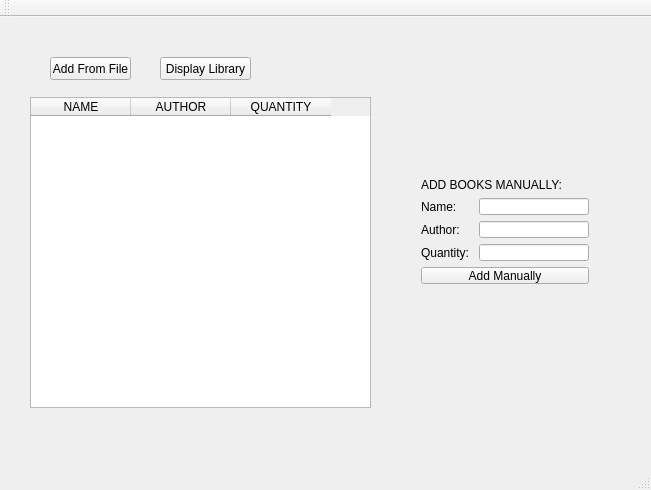
Before: the Qt Designer form ProjectZero/mainwindow.ui in nishantpai/ProjectZero, drawn with Qt 5.
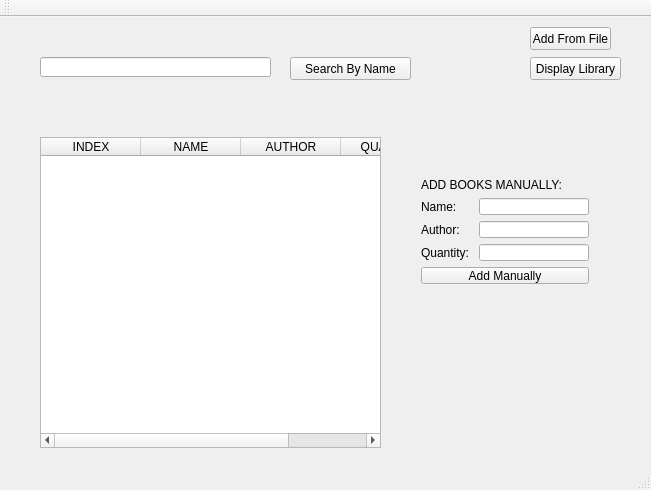
After: the same form once the commit is applied.

Commit message: Added index attribute to Book class

```diff
--- a/ProjectZero/mainwindow.ui
+++ b/ProjectZero/mainwindow.ui
@@ -17,8 +17,8 @@
    <widget class="QPushButton" name="addFromFileButton">
     <property name="geometry">
      <rect>
-      <x>50</x>
-      <y>40</y>
+      <x>530</x>
+      <y>10</y>
       <width>81</width>
       <height>23</height>
      </rect>
@@ -30,7 +30,7 @@
    <widget class="QPushButton" name="displayLibraryButton">
     <property name="geometry">
      <rect>
-      <x>160</x>
+      <x>530</x>
       <y>40</y>
       <width>91</width>
       <height>23</height>
@@ -43,8 +43,8 @@
    <widget class="QTableWidget" name="displayBooks">
     <property name="geometry">
      <rect>
-      <x>30</x>
-      <y>80</y>
+      <x>40</x>
+      <y>120</y>
       <width>341</width>
       <height>311</height>
      </rect>
@@ -52,6 +52,11 @@
     <property name="sortingEnabled">
      <bool>true</bool>
     </property>
+    <column>
+     <property name="text">
+      <string>INDEX</string>
+     </property>
+    </column>
     <column>
      <property name="text">
       <string>NAME</string>
@@ -124,6 +129,29 @@
      </item>
     </layout>
    </widget>
+   <widget class="QLineEdit" name="searchEdit">
+    <property name="geometry">
+     <rect>
+      <x>40</x>
+      <y>40</y>
+      <width>231</width>
+      <height>20</height>
+     </rect>
+    </property>
+   </widget>
+   <widget class="QPushButton" name="searchButton">
+    <property name="geometry">
+     <rect>
+      <x>290</x>
+      <y>40</y>
+      <width>121</width>
+      <height>23</height>
+     </rect>
+    </property>
+    <property name="text">
+     <string>Search By Name</string>
+    </property>
+   </widget>
   </widget>
   <widget class="QMenuBar" name="menuBar">
    <property name="geometry">
```
The commit also changes 9 other files.
